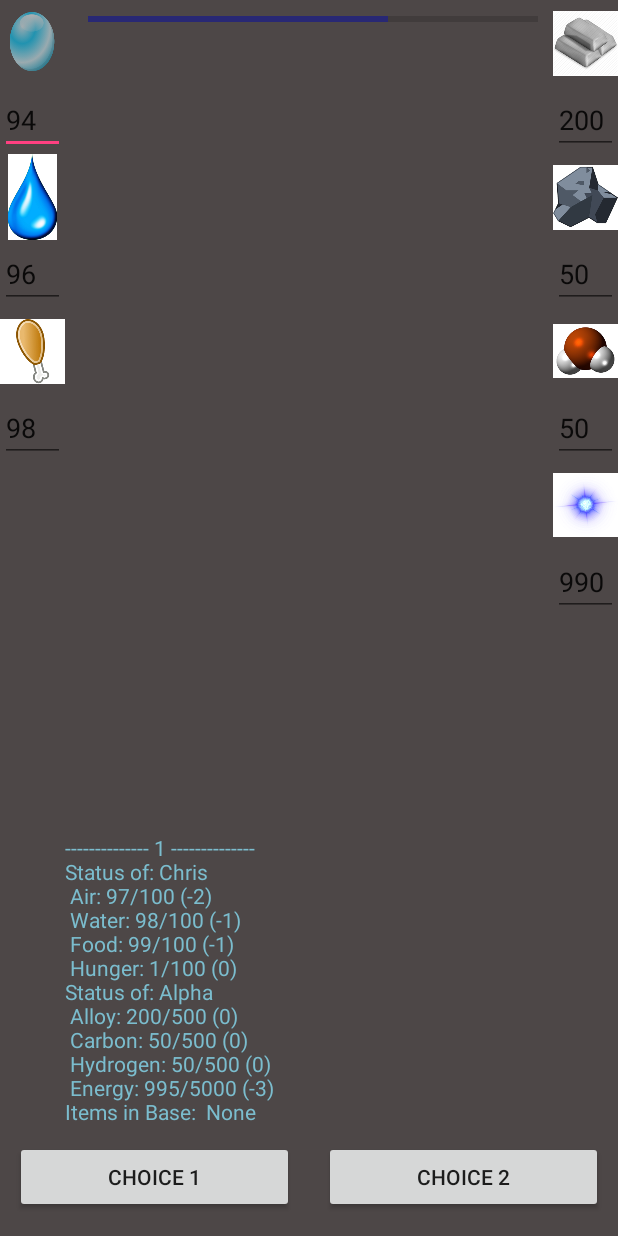
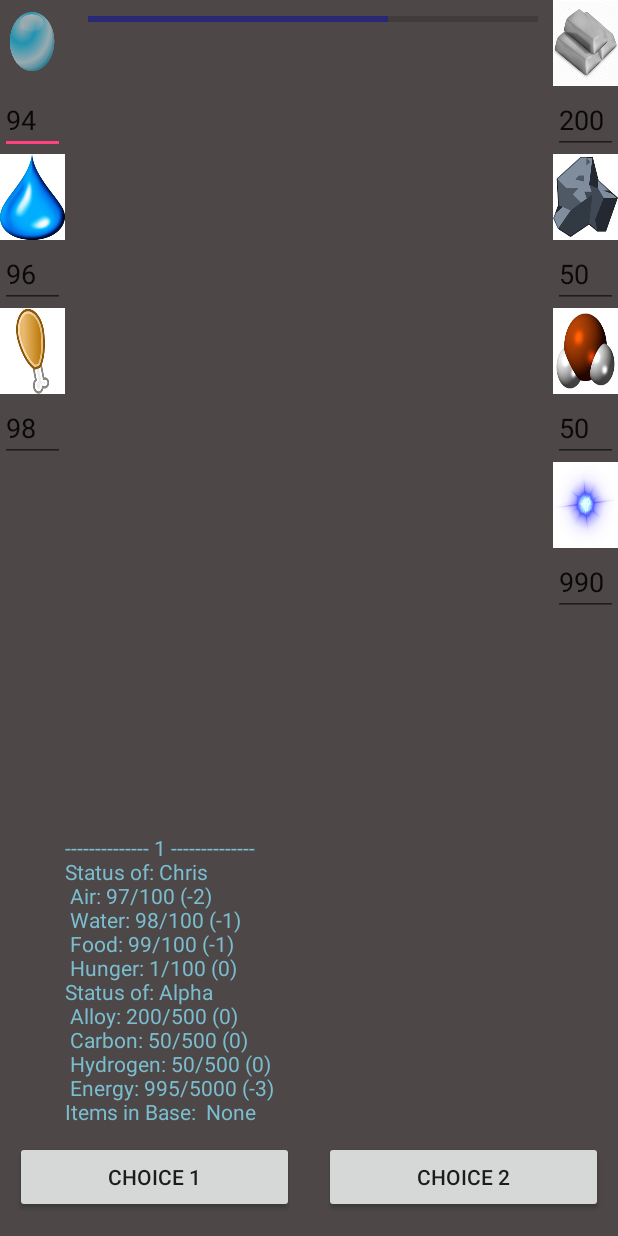
Before and after one commit to tyrtheexile/SEA, an Android app: the screen it shows after launch (MainGame2), after a tap on "START GAME", on a phone screen of 412 x 824 dp. Run offline under Robolectric (Android 15) with nearby library versions, the phone set to English and light mode, and no system bars.

Commit message:
Progress bar and Icons

```diff
--- a/app/src/main/res/layout/astro_frag.xml
+++ b/app/src/main/res/layout/astro_frag.xml
@@ -28,8 +28,7 @@
         android:id="@+id/waterImg"
         android:minHeight="20dp"
         android:minWidth="50dp"
-        android:src="@drawable/water"
-        android:background="@android:color/transparent"/>
+        android:background="@drawable/water"/>
 
     <EditText
         android:layout_width="match_parent"
@@ -48,8 +47,7 @@
         android:id="@+id/foodImg"
         android:minHeight="20dp"
         android:minWidth="50dp"
-        android:src="@drawable/food"
-        android:background="@android:color/transparent"/>
+        android:background="@drawable/food"/>
 
     <EditText
         android:layout_width="match_parent"
--- a/app/src/main/res/layout/base_frag.xml
+++ b/app/src/main/res/layout/base_frag.xml
@@ -9,8 +9,7 @@
         android:id="@+id/alloyImg"
         android:minHeight="20dp"
         android:minWidth="50dp"
-        android:src="@drawable/alloy"
-        android:background="@android:color/transparent"/>
+        android:background="@drawable/alloy"/>
 
     <EditText
         android:layout_width="match_parent"
@@ -29,8 +28,7 @@
         android:id="@+id/carbonImg"
         android:minHeight="20dp"
         android:minWidth="50dp"
-        android:src="@drawable/carbon"
-        android:background="@android:color/transparent"/>
+        android:background="@drawable/carbon"/>
 
     <EditText
         android:layout_width="match_parent"
@@ -49,8 +47,7 @@
         android:id="@+id/hydrogenImg"
         android:minHeight="20dp"
         android:minWidth="50dp"
-        android:src="@drawable/hydrogen"
-        android:background="@android:color/transparent"/>
+        android:background="@drawable/hydrogen"/>
 
     <EditText
         android:layout_width="match_parent"
@@ -69,8 +66,7 @@
         android:id="@+id/energyImg"
         android:minHeight="20dp"
         android:minWidth="50dp"
-        android:src="@drawable/energy"
-        android:background="@android:color/transparent"/>
+        android:background="@drawable/energy"/>
 
     <EditText
         android:layout_width="match_parent"
```
